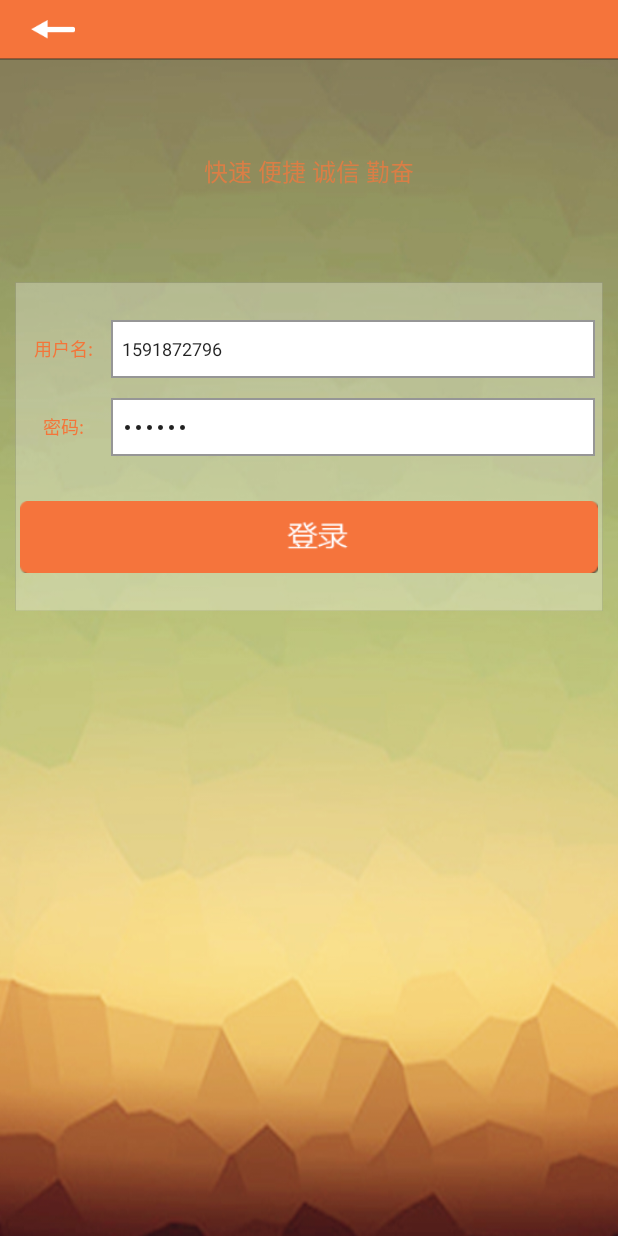
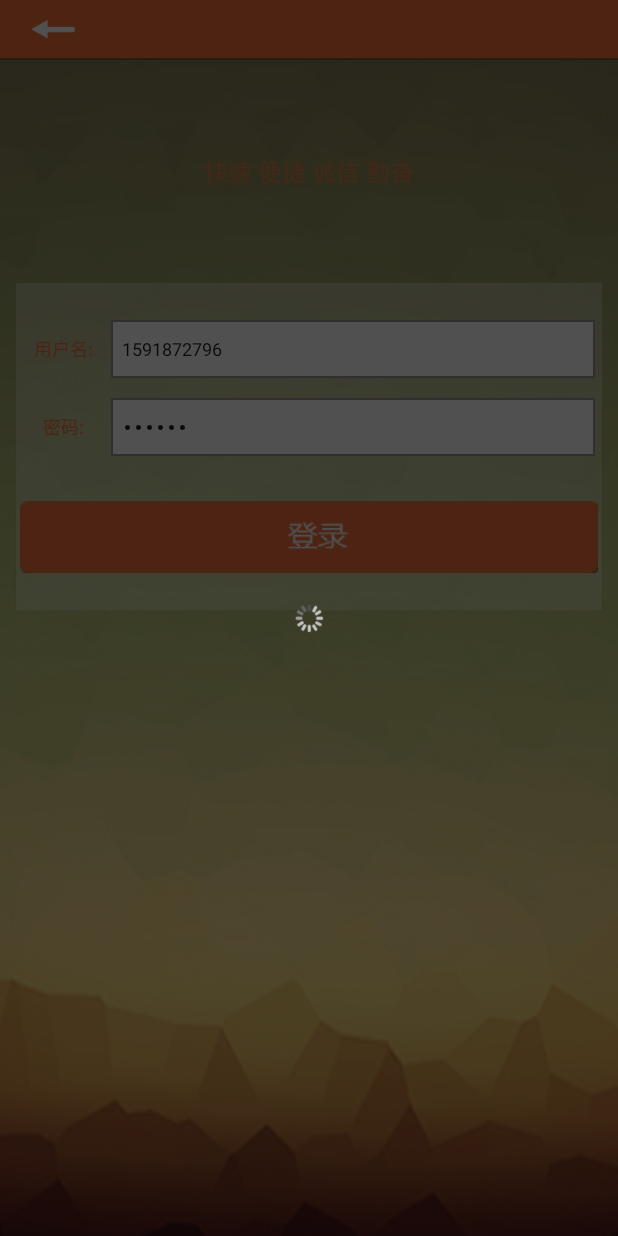
Before and after one commit to ghjfdk520/Epiboly, an Android app: the screen it shows after launch (StartActity), on a phone screen of 412 x 824 dp. Run offline under Robolectric (Android 15) with nearby library versions, the phone set to English and light mode, and no system bars; our stand-ins replace CircleImageView; libraries missing offline, so code that uses them is left out: cn.jpush.android, com.pgyersdk.crash; 4 statements that could not run were skipped.

Commit message:
layout_progress

```diff
--- /dev/null
+++ b/app/src/main/res/drawable/loading_progress.xml
@@ -0,0 +1,15 @@
+<?xml version="1.0" encoding="utf-8"?>
+<!--<animated-rotate xmlns:android="http://schemas.android.com/apk/res/android"
+    android:drawable="@drawable/loading_image"
+    android:pivotX="50%"
+    android:pivotY="50%"/>-->
+<rotate xmlns:android="http://schemas.android.com/apk/res/android"
+    android:interpolator="@android:anim/accelerate_decelerate_interpolator"
+    android:drawable="@mipmap/pull_ref_pb_1"
+    android:pivotX="50%"
+    android:pivotY="50%"
+    android:fromDegrees="-720"
+    android:repeatCount="-1"
+    android:toDegrees="720"
+    android:duration="100"
+    />
--- a/app/src/main/res/layout/activity_start.xml
+++ b/app/src/main/res/layout/activity_start.xml
@@ -1,4 +1,8 @@
-<LinearLayout xmlns:android="http://schemas.android.com/apk/res/android"
+<merge xmlns:android="http://schemas.android.com/apk/res/android"
+    android:layout_width="fill_parent"
+    android:layout_height="fill_parent">
+
+    <LinearLayout
         android:layout_width="fill_parent"
         android:layout_height="fill_parent"
         android:background="@mipmap/backgroup"
@@ -20,22 +24,22 @@
         </LinearLayout>
 
         <TextView
-        android:gravity="center"
             android:layout_width="match_parent"
             android:layout_height="148dp"
+            android:gravity="center"
             android:text="快速 便捷 诚信 勤奋"
             android:textColor="#da7e46"
             android:textSize="16sp" />
 
         <LinearLayout
+            android:layout_width="match_parent"
+            android:layout_height="wrap_content"
             android:layout_marginLeft="10dp"
             android:layout_marginRight="10dp"
-        android:layout_width="match_parent"
-        android:layout_height="wrap_content"
+            android:background="@drawable/bg_translucence"
             android:orientation="vertical"
-        android:background="@drawable/bg_translucence"
-        android:paddingTop="25dp"
-        android:paddingBottom="25dp">
+            android:paddingBottom="25dp"
+            android:paddingTop="25dp">
 
             <LinearLayout
                 android:layout_width="match_parent"
@@ -102,3 +106,5 @@
                 android:background="@drawable/start_login_bt" />
         </LinearLayout>
     </LinearLayout>
+    <include layout="@layout/layout_loading" />
+</merge>
--- /dev/null
+++ b/app/src/main/res/layout/layout_loading.xml
@@ -0,0 +1,17 @@
+<?xml version="1.0" encoding="utf-8"?>
+<FrameLayout xmlns:android="http://schemas.android.com/apk/res/android"
+    android:id="@+id/loading_progress_layout"
+    android:layout_width="match_parent"
+    android:layout_height="match_parent"
+    android:focusable="true"
+    android:clickable="true"
+
+    android:background="#af000000"
+     >
+    <ProgressBar
+        android:id="@+id/loading_progress"
+        android:layout_width="20dp"
+        android:layout_height="20dp"
+        android:indeterminateDrawable="@drawable/loading_progress"
+        android:layout_gravity="center"/>
+</FrameLayout>
```
Lines whose indentation alone changed are shown as unchanged.
